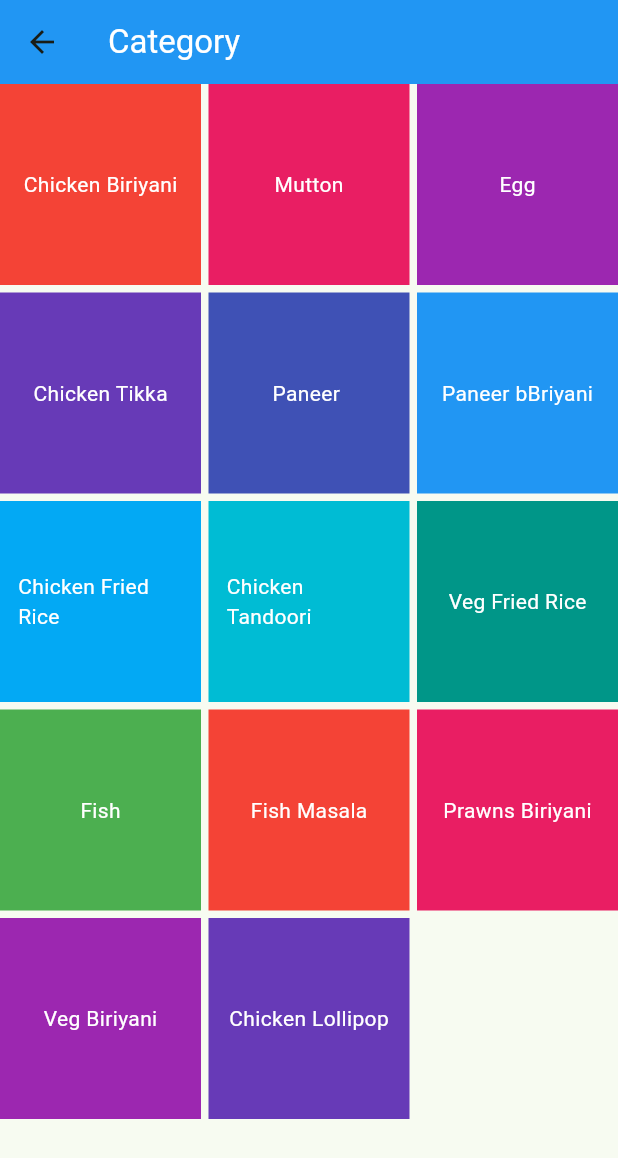
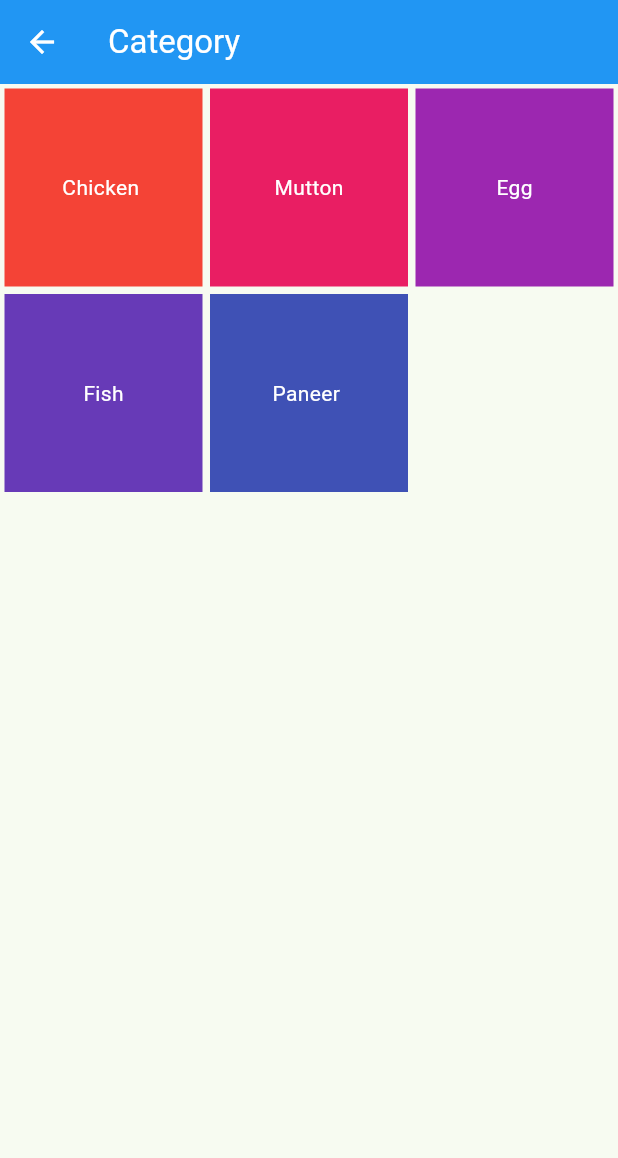
Before and after one commit to mohanta123/yatri-RSOT, a Flutter app: the HomeScreen screen opened directly, after a tap on "next", on a phone screen of 412 x 824 dp. Shown: the top 1158 px of the screen. Run offline on Flutter 3.47's test engine with Material 2 defaults, Android fonts, the phone set to English and light mode, and no system bars; missing offline and left inert: qr_code_scanner.

Commit message:
kd 4oct 3:12

```diff
--- a/lib/Screen/cat_screen.dart
+++ /dev/null
@@ -1,56 +0,0 @@
-// ignore_for_file: prefer_const_constructors, avoid_unnecessary_containers
-
-import 'package:flutter/material.dart';
-import 'package:yatri_rsot/color/color.dart';
-import 'package:yatri_rsot/list/list.dart';
-
-class CatScreen extends StatefulWidget {
-  const CatScreen({super.key});
-
-  @override
-  State<CatScreen> createState() => _CatScreenState();
-}
-
-class _CatScreenState extends State<CatScreen> {
-  ListScreen listInstance = ListScreen();
-  MyColor colorinstance = MyColor();
-  @override
-  Widget build(BuildContext context) {
-    double deviceHeight = MediaQuery.of(context).size.height;
-    double deviceWidth = MediaQuery.of(context).size.width;
-    return Scaffold(
-      appBar: AppBar(
-          backgroundColor: colorinstance.blue,
-          title: Text(
-            "Category",
-            style: TextStyle(color: Colors.white),
-          )),
-      body: GridView.builder(
-          itemCount: listInstance.itemName.length,
-          gridDelegate: SliverGridDelegateWithFixedCrossAxisCount(
-              crossAxisCount: 3, crossAxisSpacing: 5, mainAxisSpacing: 5),
-          itemBuilder: (context, index) {
-            return Container(
-              height: deviceHeight * 0.2,
-              width: deviceWidth * 0.2,
-              color: Colors.primaries[index % 10],
-              child: Padding(
-                padding: const EdgeInsets.all(4.0),
-                child: Column(
-                  mainAxisAlignment: MainAxisAlignment.center,
-                  children: [
-                    Padding(
-                      padding: const EdgeInsets.all(8.0),
-                      child: Text(
-                        listInstance.itemName[index],
-                        style: TextStyle(color: Colors.white),
-                      ),
-                    ),
-                  ],
-                ),
-              ),
-            );
-          }),
-    );
-  }
-}
--- a/lib/Screen/home_screen.dart
+++ b/lib/Screen/home_screen.dart
@@ -1,7 +1,7 @@
 // ignore_for_file: use_key_in_widget_constructors, prefer_const_constructors, must_be_immutable
 
 import 'package:flutter/material.dart';
-import 'package:yatri_rsot/Screen/cat_screen.dart';
+import 'package:yatri_rsot/category/category_screen.dart';
 import 'package:yatri_rsot/Screen/qr_screen.dart';
 import 'package:yatri_rsot/color/color.dart';
 
@@ -11,6 +11,16 @@ class HomeScreen extends StatelessWidget {
   Widget build(BuildContext context) {
     return Scaffold(
       appBar: AppBar(
+        automaticallyImplyLeading: false,
+        // leading: InkWell(
+        //   onTap: () {
+        //     Navigator.pop(context);
+        //   },
+        //   child: Icon(
+        //     Icons.arrow_back,
+        //     color: Colors.white,
+        //   ),
+        // ),
         backgroundColor: colosInstance.blue,
         title: Text(
           'Home',
@@ -32,7 +42,7 @@ class HomeScreen extends StatelessWidget {
         onPressed: () {
           Navigator.push(
             context,
-            MaterialPageRoute(builder: (builder) => CatScreen()),
+            MaterialPageRoute(builder: (builder) => CategoryScreen()),
           );
         },
         child: Text("next"),
--- a/lib/Screen/qr_screen.dart
+++ b/lib/Screen/qr_screen.dart
@@ -1,3 +1,5 @@
+// ignore_for_file: unused_element, avoid_print, prefer_const_constructors
+
 import 'dart:developer';
 
 import 'package:flutter/foundation.dart';
@@ -79,7 +81,7 @@ class _QRViewExampleState extends State<QRViewExample> {
     });
     controller.scannedDataStream.listen((scanData) {
       // Handle the scanned data here
-      print('Scanned Data: $scanData');
+      print('Scanned Data: $scanData 123');
     });
   }
 
--- /dev/null
+++ b/lib/category/category_screen.dart
@@ -0,0 +1,77 @@
+// ignore_for_file: prefer_const_constructors, avoid_unnecessary_containers
+
+import 'package:flutter/material.dart';
+import 'package:yatri_rsot/category/cart_screen.dart';
+import 'package:yatri_rsot/category/item_screen.dart';
+import 'package:yatri_rsot/color/color.dart';
+import 'package:yatri_rsot/list/list.dart';
+
+class CategoryScreen extends StatefulWidget {
+  const CategoryScreen({super.key});
+
+  @override
+  State<CategoryScreen> createState() => _CategoryScreenState();
+}
+
+class _CategoryScreenState extends State<CategoryScreen> {
+  ListScreen listInstance = ListScreen();
+  MyColor colorinstance = MyColor();
+  @override
+  Widget build(BuildContext context) {
+    double deviceHeight = MediaQuery.of(context).size.height;
+    double deviceWidth = MediaQuery.of(context).size.width;
+    return Scaffold(
+      appBar: AppBar(
+          automaticallyImplyLeading: false,
+          leading: InkWell(
+            onTap: () {
+              Navigator.pop(context);
+            },
+            child: Icon(
+              Icons.arrow_back,
+              color: Colors.white,
+            ),
+          ),
+          backgroundColor: colorinstance.blue,
+          title: Text(
+            "Category",
+            style: TextStyle(color: Colors.white),
+          )),
+      body: Padding(
+        padding: const EdgeInsets.all(3.0),
+        child: GridView.builder(
+            itemCount: listInstance.CatItemName.length,
+            gridDelegate: SliverGridDelegateWithFixedCrossAxisCount(
+                crossAxisCount: 3, crossAxisSpacing: 5, mainAxisSpacing: 5),
+            itemBuilder: (context, index) {
+              return InkWell(
+                onTap: () {
+                  Navigator.push(
+                    context,
+                    MaterialPageRoute(builder: (context) => ItemScreen()),
+                  );
+                },
+                child: Container(
+                  height: deviceHeight * 0.2,
+                  width: deviceWidth * 0.2,
+                  color: Colors.primaries[index % 10],
+                  child: Padding(
+                    padding: const EdgeInsets.all(4.0),
+                    child: Column(
+                      mainAxisAlignment: MainAxisAlignment.center,
+                      crossAxisAlignment: CrossAxisAlignment.center,
+                      children: [
+                        Text(
+                          listInstance.CatItemName[index],
+                          style: TextStyle(color: Colors.white),
+                        ),
+                      ],
+                    ),
+                  ),
+                ),
+              );
+            }),
+      ),
+    );
+  }
+}
--- a/lib/list/list.dart
+++ b/lib/list/list.dart
@@ -1,18 +1,19 @@
 class ListScreen {
-  List itemName = [
-    "Chicken Biriyani",
+  ///category item screen
+  List CatItemName = [
+    "Chicken ",
     "Mutton",
     "Egg",
-    "Chicken Tikka",
+    "Fish",
     "Paneer ",
-    "Paneer bBriyani",
-    "Chicken Fried Rice",
-    "Chicken Tandoori",
-    "Veg Fried Rice",
-    "Fish",
-    "Fish Masala",
-    "Prawns Biriyani",
-    "Veg Biriyani",
-    "Chicken Lollipop"
+  ];
+
+///item list
+  List itemList = [
+    "Chicken Biriyani ",
+    "Chicken Masala",
+    "Chicken Curry",
+    "Chicken Lollipop",
+    "Chicken Tikka ",
   ];
 }
```
Also changed, not shown: lib/category/cart_screen.dart (added, +117 -0 lines), lib/category/item_screen.dart (added, +76 -0 lines).
